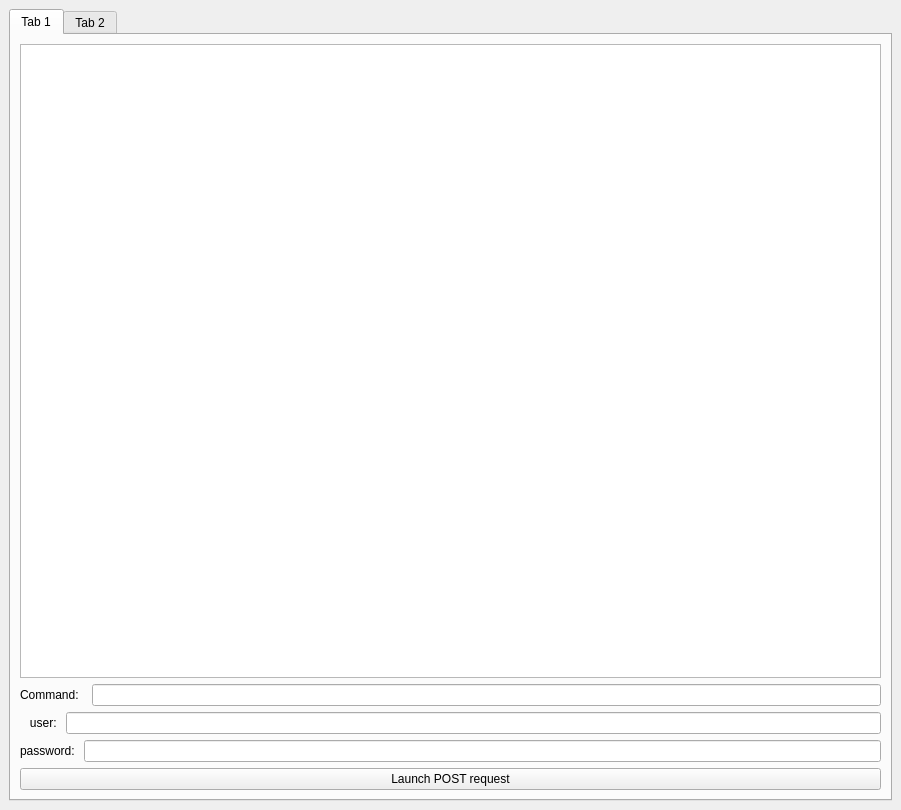
First picture: the form in lui_testing/py3_pyside2_n_dui2/manage_users/simple.ui, repository luisodls/dui_prototyping, before the edit.
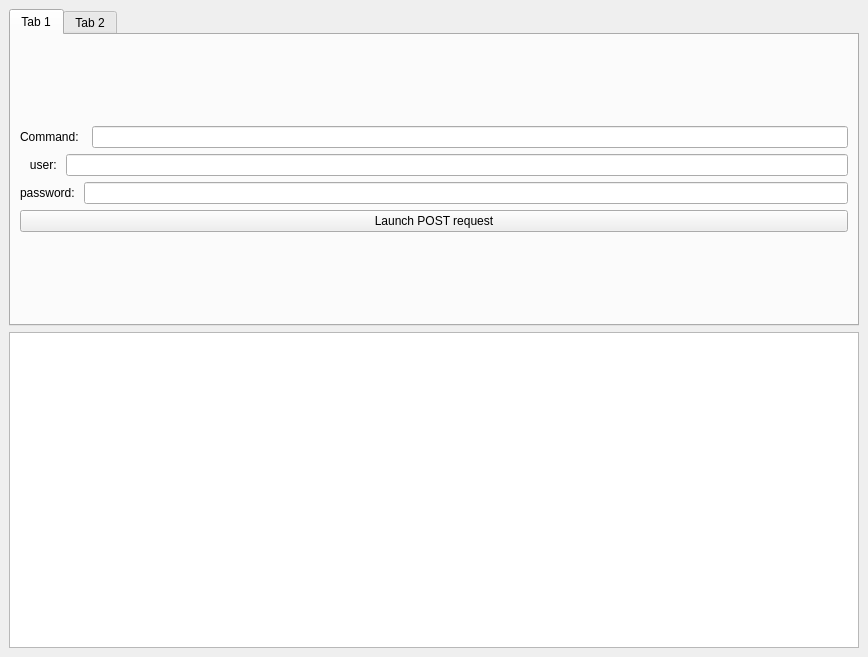
Second picture: the form after the edit.

Commit message: moving widget in autentication app

What changed in the file:
```diff
--- a/lui_testing/py3_pyside2_n_dui2/manage_users/simple.ui
+++ b/lui_testing/py3_pyside2_n_dui2/manage_users/simple.ui
@@ -6,16 +6,16 @@
    <rect>
     <x>0</x>
     <y>0</y>
-    <width>901</width>
-    <height>810</height>
+    <width>868</width>
+    <height>657</height>
    </rect>
   </property>
   <property name="windowTitle">
    <string>MainWindow</string>
   </property>
   <widget class="QWidget" name="HtmlWidget">
-   <layout class="QGridLayout" name="gridLayout_2">
-    <item row="0" column="0">
+   <layout class="QVBoxLayout" name="verticalLayout">
+    <item>
      <widget class="QTabWidget" name="tabWidget">
       <property name="currentIndex">
        <number>0</number>
@@ -25,12 +25,7 @@
         <string>Tab 1</string>
        </attribute>
        <layout class="QGridLayout" name="gridLayout">
-        <item row="0" column="0">
-         <layout class="QVBoxLayout" name="verticalLayout_4">
-          <item>
-           <widget class="QTextEdit" name="TextOut"/>
-          </item>
-          <item>
+        <item row="3" column="0">
            <layout class="QVBoxLayout" name="verticalLayout_2">
             <item>
              <layout class="QHBoxLayout" name="horizontalLayout_3">
@@ -74,11 +69,7 @@
               </item>
              </layout>
             </item>
-           </layout>
-          </item>
-         </layout>
-        </item>
-        <item row="1" column="0">
+          <item>
          <widget class="QPushButton" name="Button1">
           <property name="text">
            <string>Launch POST request</string>
@@ -86,6 +77,8 @@
          </widget>
         </item>
        </layout>
+        </item>
+       </layout>
       </widget>
       <widget class="QWidget" name="tab_2">
        <attribute name="title">
@@ -94,6 +87,9 @@
       </widget>
      </widget>
     </item>
+    <item>
+     <widget class="QTextEdit" name="TextOut"/>
+    </item>
    </layout>
   </widget>
  </widget>
```
Lines whose indentation alone changed are shown as unchanged.
